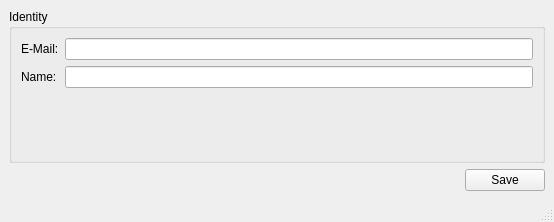
pietr26/OMSI-Tools, file OTModules/wProjectManagement/wprojectpreferences.ui: the form before one commit.
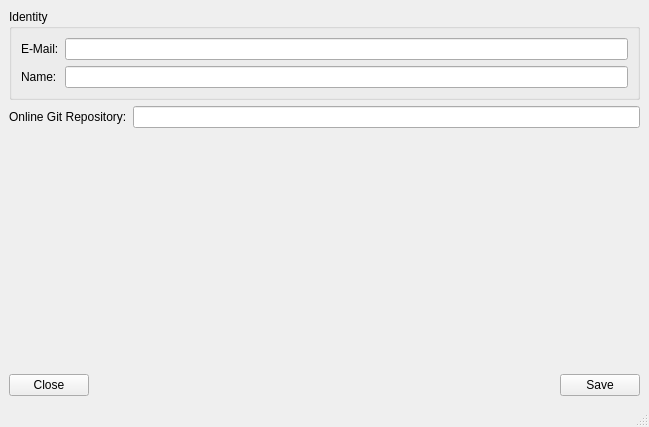
The form after the commit.

Diff of the .ui file:
```diff
--- a/OTModules/wProjectManagement/wprojectpreferences.ui
+++ b/OTModules/wProjectManagement/wprojectpreferences.ui
@@ -6,8 +6,8 @@
    <rect>
     <x>0</x>
     <y>0</y>
-    <width>554</width>
-    <height>222</height>
+    <width>649</width>
+    <height>427</height>
    </rect>
   </property>
   <property name="windowTitle">
@@ -60,8 +60,45 @@
       </layout>
      </widget>
     </item>
+    <item>
+     <layout class="QFormLayout" name="formLayout_2">
+      <item row="0" column="0">
+       <widget class="QLabel" name="lblGitPath">
+        <property name="text">
+         <string>Online Git Repository:</string>
+        </property>
+       </widget>
+      </item>
+      <item row="0" column="1">
+       <widget class="QLineEdit" name="ledGitPath"/>
+      </item>
+     </layout>
+    </item>
+    <item>
+     <spacer name="verticalSpacer">
+      <property name="orientation">
+       <enum>Qt::Vertical</enum>
+      </property>
+      <property name="sizeHint" stdset="0">
+       <size>
+        <width>20</width>
+        <height>40</height>
+       </size>
+      </property>
+     </spacer>
+    </item>
     <item>
      <layout class="QHBoxLayout" name="horizontalLayout_2">
+      <item>
+       <widget class="QPushButton" name="btnClose">
+        <property name="text">
+         <string>Close</string>
+        </property>
+        <property name="shortcut">
+         <string notr="true">Ctrl+W</string>
+        </property>
+       </widget>
+      </item>
       <item>
        <spacer name="horizontalSpacer_2">
         <property name="orientation">
```
Left out of the diff: 2 changed lines with no effect on the pictures.
